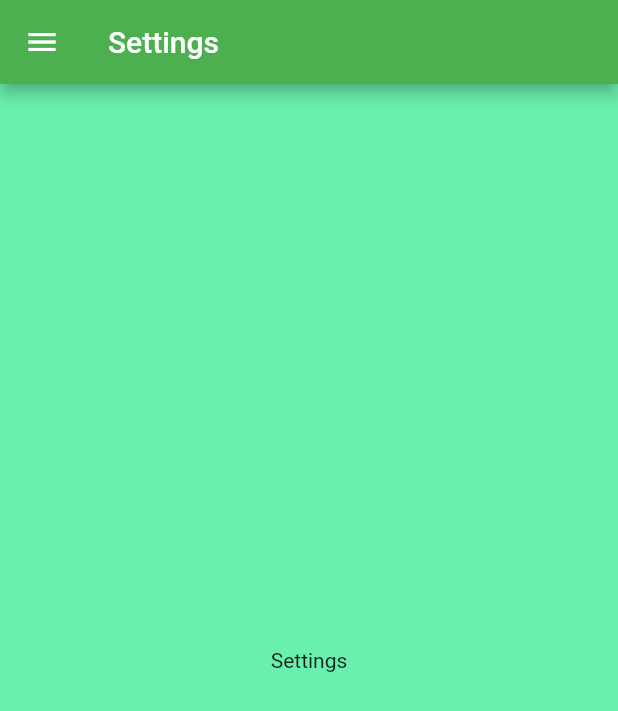
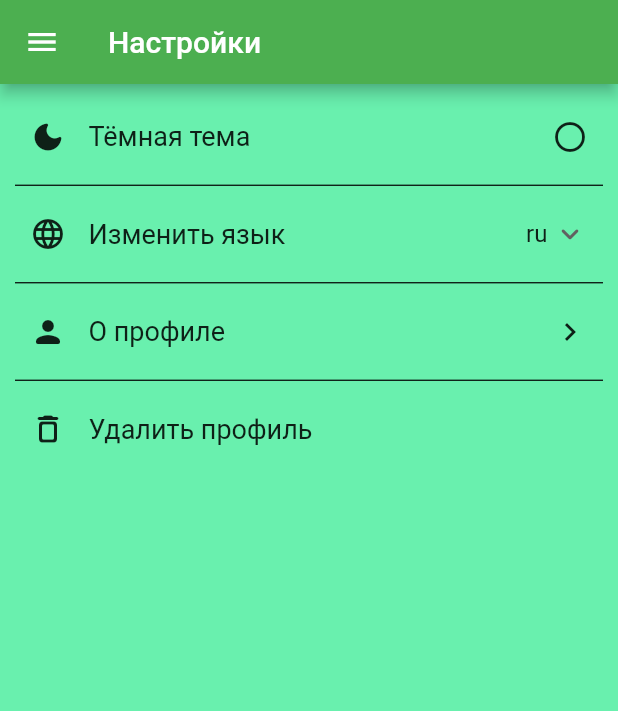
Before and after one commit to RuslanNadyrshyn/flutter_delivery_app, a Flutter app: the SettingsView screen opened by its route, on a phone screen of 412 x 824 dp. Shown: the top 711 px of the screen. Run offline on Flutter 3.47's test engine with Material 2 defaults, Android fonts, the phone set to English and light mode, and no system bars; our stand-ins replace adaptive_theme; network calls fail.

Commit message:
Add settings view

```diff
--- a/lib/app.dart
+++ b/lib/app.dart
@@ -27,7 +27,7 @@ class App extends StatelessWidget {
           GlobalCupertinoLocalizations.delegate,
         ],
         supportedLocales: S.delegate.supportedLocales,
-        locale: Locale.fromSubtags(languageCode: 'en'),
+        locale: Locale.fromSubtags(languageCode: 'ru'),
         title: 'Delivery',
         theme: light,
         home: HomeView(),
--- a/lib/l10n/intl_ru.arb
+++ b/lib/l10n/intl_ru.arb
@@ -1,4 +1,17 @@
 {
+  "@@locale": "ru",
   "app_bar_title": "Доставка",
-  "add_btn": "В корзину"
+  "add_btn": "Добавить",
+  "home": "Домой",
+  "basket": "Корзина",
+  "settings": "Настройки",
+  "login": "Войти",
+  "all": "Все",
+  "open": "Открыто",
+  "to_order": "К заказу",
+  "change_theme": "Изменить тему",
+  "change_language": "Изменить язык",
+  "profile_info": "О профиле",
+  "delete_profile": "Удалить профиль",
+  "dark_mode": "Тёмная тема"
 }
--- a/lib/themes.dart
+++ b/lib/themes.dart
@@ -8,14 +8,16 @@ final kLightTheme = ThemeData.light().copyWith(
       style: ButtonStyle(
     backgroundColor: MaterialStateProperty.all<Color>(Colors.green[800]!),
   )),
+  dividerColor: Colors.black,
 );
 
 final kDarkTheme = ThemeData.dark().copyWith(
   appBarTheme: AppBarTheme(color: Colors.brown),
-  backgroundColor: Colors.black12,
+  backgroundColor: Colors.brown[800],
   cardTheme: CardTheme(color: Colors.black54),
   elevatedButtonTheme: ElevatedButtonThemeData(
       style: ButtonStyle(
-    backgroundColor: MaterialStateProperty.all<Color>(Colors.green),
+    backgroundColor: MaterialStateProperty.all<Color>(Colors.green[900]!),
   )),
+  dividerColor: Colors.white,
 );
--- a/lib/views/basket_view.dart
+++ b/lib/views/basket_view.dart
@@ -103,7 +103,7 @@ class _BasketViewState extends State<BasketView> {
             margin: EdgeInsets.symmetric(horizontal: 5, vertical: 10),
             child: ElevatedButton(
               onPressed: () {},
-              child: Text('Make order'),
+              child: Text(S.of(context).to_order),
             ),
           ),
         ],
--- a/lib/views/settings_view.dart
+++ b/lib/views/settings_view.dart
@@ -1,10 +1,67 @@
+import 'package:adaptive_theme/adaptive_theme.dart';
 import 'package:flutter/material.dart';
 import 'package:food_delivery/wrappers/drawer_wrapper.dart';
+import 'package:intl/intl.dart';
 
 import '../generated/l10n.dart';
 
+Widget switchTheme(BuildContext context) {
+  return IconButton(
+    padding: EdgeInsets.zero,
+    constraints: BoxConstraints.tightFor(height: 24, width: 24),
+    onPressed: () {
+      if (AdaptiveTheme.of(context).theme ==
+          AdaptiveTheme.of(context).lightTheme) {
+        AdaptiveTheme.of(context).setDark();
+      } else {
+        AdaptiveTheme.of(context).setLight();
+      }
+    },
+    icon:
+        AdaptiveTheme.of(context).theme == AdaptiveTheme.of(context).lightTheme
+            ? Icon(Icons.radio_button_off)
+            : Icon(Icons.radio_button_on),
+  );
+}
+
+
+class _SelectLanguageWidget extends StatefulWidget {
+  const _SelectLanguageWidget({Key? key}) : super(key: key);
+
+  @override
+  State<_SelectLanguageWidget> createState() => _SelectLanguageWidgetState();
+}
+
+class _SelectLanguageWidgetState extends State<_SelectLanguageWidget> {
+  String dropdownValue = Intl.getCurrentLocale();
+  List<Locale> locales = S.delegate.supportedLocales;
+  // List<String> loc = locales.map((Locale e) => e.toString()).toList();
+
+  @override
+  Widget build(BuildContext context) {
+    return DropdownButton(
+      underline: SizedBox(height: 0,),
+      value: dropdownValue,
+      icon: Icon(Icons.keyboard_arrow_down_rounded),
+      items: locales.map((Locale value) {
+        return DropdownMenuItem(
+          value: value.toString(),
+          child: Text(value.toString()),
+        );
+      }).toList(),
+      onChanged: (String? newValue) {
+        setState(() {
+          dropdownValue = newValue!;
+          Intl.defaultLocale = newValue;
+        });
+        print(Intl.getCurrentLocale());
+        print(S.of(context).app_bar_title);
+      },
+    );
+  }
+}
+
 class SettingsView extends StatelessWidget {
-
   const SettingsView({Key? key}) : super(key: key);
 
   @override
@@ -17,7 +74,81 @@ class SettingsView extends StatelessWidget {
           S.of(context).settings,
         ),
       ),
-      body: Center(child: Text('Settings')),
+      // body: ChangeThemeViewWidget(),
+      body: _SettingsListWidget(settings: [
+        Setting(Icons.dark_mode_rounded, S.of(context).dark_mode,
+            switchTheme(context)),
+        Setting(Icons.language_rounded, S.of(context).change_language,
+            _SelectLanguageWidget()
+            ),
+        Setting(Icons.person_rounded, S.of(context).profile_info,
+            Icon(Icons.chevron_right)),
+        Setting(
+            Icons.delete_outline_rounded,
+            S.of(context).delete_profile,
+            SizedBox(
+              height: 1,
+              width: 1,
+            )),
+      ]),
     );
   }
 }
+
+class Setting {
+  final IconData icon;
+  final String text;
+  final Widget? action;
+
+  Setting(this.icon, this.text, this.action);
+}
+
+class _SettingsListWidget extends StatelessWidget {
+  final List<Setting> settings;
+
+  const _SettingsListWidget({Key? key, required this.settings})
+      : super(key: key);
+
+  @override
+  Widget build(BuildContext context) {
+    return Container(
+      margin: EdgeInsets.all(10),
+      width: double.infinity,
+      child: ListView.separated(
+        itemCount: settings.length,
+        itemBuilder: (BuildContext context, int index) {
+          return _SettingsRowWidget(setting: settings[index]);
+        },
+        separatorBuilder: (BuildContext context, int index) {
+          return Divider(height: 15, thickness: 0.8, color: Theme.of(context).dividerColor);
+        },
+      ),
+    );
+  }
+}
+
+class _SettingsRowWidget extends StatelessWidget {
+  final Setting setting;
+  const _SettingsRowWidget({Key? key, required this.setting}) : super(key: key);
+
+  @override
+  Widget build(BuildContext context) {
+    return Container(
+      height: 50,
+      padding: EdgeInsets.all(10),
+      child: Row(
+        children: [
+          Icon(setting.icon),
+          SizedBox(width: 15),
+          Expanded(
+            child: Text(
+              setting.text,
+              style: TextStyle(fontSize: 18),
+            ),
+          ),
+          setting.action!,
+        ],
+      ),
+    );
+  }
+}
--- a/pubspec.yaml
+++ b/pubspec.yaml
@@ -57,7 +57,7 @@ dev_dependencies:
 
 # The following section is specific to Flutter packages.
 flutter:
-
+  generate: true
   # The following line ensures that the Material Icons font is
   # included with your application, so that you can use the icons in
   # the material Icons class.
```
Also changed, not shown: lib/l10n/intl_en.arb (+8 -1 lines), lib/widgets/products_widgets.dart (+13 -9 lines), lib/generated/intl/messages_en.dart, lib/generated/intl/messages_ru.dart, lib/generated/l10n.dart.
